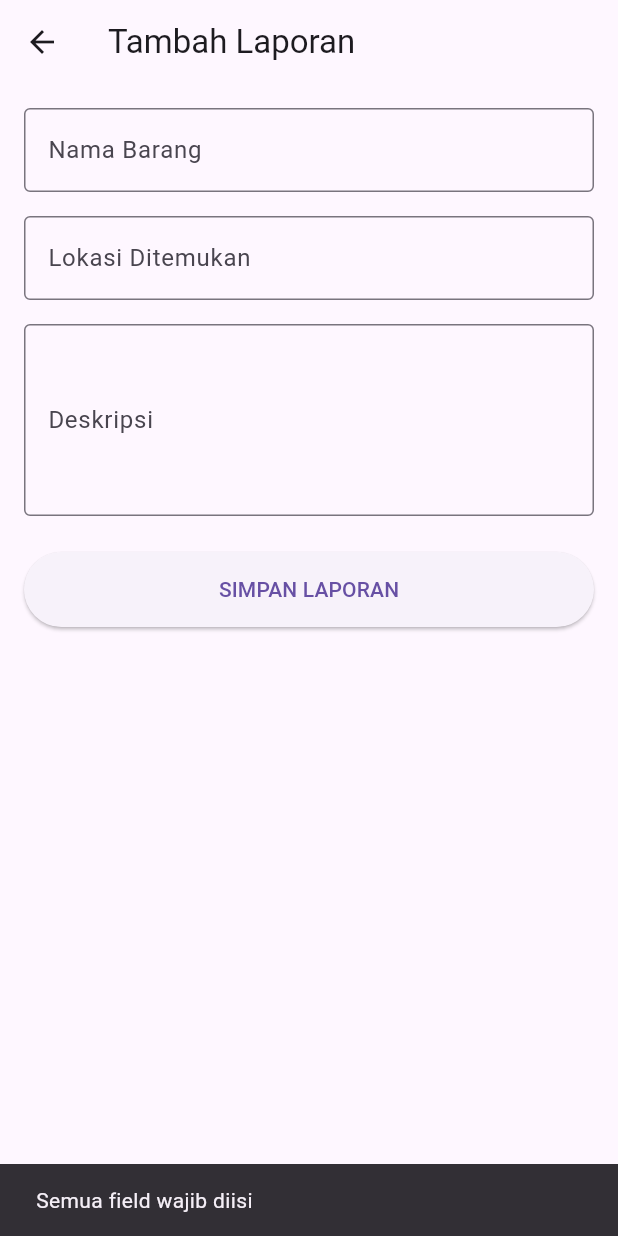
After one commit to rapipp24/lostfound-dragonwaterpark, a Flutter app: the CreateReportScreen screen opened directly, after a tap on "SIMPAN LAPORAN", on a phone screen of 412 x 824 dp. The commit adds this screen. Run offline on Flutter 3.47's test engine with Material 3 defaults, Android fonts, the phone set to English and light mode, and no system bars; our stand-ins replace flutter_dotenv, shared_preferences; accounts and stored records are empty.

Commit message:
feat(mobile): add claim form and create report feature

```diff
--- /dev/null
+++ b/mobile/lib/screens/create_report_screen.dart
@@ -0,0 +1,191 @@
+import 'package:flutter/material.dart';
+
+import '../services/report_service.dart';
+
+class CreateReportScreen extends StatefulWidget {
+  const CreateReportScreen({
+    super.key,
+  });
+
+  @override
+  State<CreateReportScreen> createState() =>
+      _CreateReportScreenState();
+}
+
+class _CreateReportScreenState
+    extends State<CreateReportScreen> {
+
+  final itemController =
+      TextEditingController();
+
+  final locationController =
+      TextEditingController();
+
+  final descriptionController =
+      TextEditingController();
+
+  bool loading = false;
+
+  Future<void> saveReport() async {
+
+    if (itemController.text.isEmpty ||
+        locationController.text.isEmpty ||
+        descriptionController.text.isEmpty) {
+
+      ScaffoldMessenger.of(context)
+          .showSnackBar(
+        const SnackBar(
+          content: Text(
+            "Semua field wajib diisi",
+          ),
+        ),
+      );
+
+      return;
+    }
+
+    try {
+
+      setState(() {
+        loading = true;
+      });
+
+      await ReportService.createReport(
+        itemController.text,
+        locationController.text,
+        descriptionController.text,
+      );
+
+      if (!mounted) return;
+
+      ScaffoldMessenger.of(context)
+          .showSnackBar(
+        const SnackBar(
+          content: Text(
+            "Laporan berhasil dibuat",
+          ),
+        ),
+      );
+
+      Navigator.pop(
+        context,
+      );
+
+    } catch (e) {
+
+      ScaffoldMessenger.of(context)
+          .showSnackBar(
+        SnackBar(
+          content: Text(
+            e.toString(),
+          ),
+        ),
+      );
+
+    } finally {
+
+      setState(() {
+        loading = false;
+      });
+    }
+  }
+
+  @override
+  Widget build(BuildContext context) {
+
+    return Scaffold(
+      appBar: AppBar(
+        title: const Text(
+          "Tambah Laporan",
+        ),
+      ),
+
+      body: SingleChildScrollView(
+        padding:
+            const EdgeInsets.all(16),
+
+        child: Column(
+          children: [
+
+            TextField(
+              controller:
+                  itemController,
+
+              decoration:
+                  const InputDecoration(
+                labelText:
+                    "Nama Barang",
+
+                border:
+                    OutlineInputBorder(),
+              ),
+            ),
+
+            const SizedBox(
+              height: 16,
+            ),
+
+            TextField(
+              controller:
+                  locationController,
+
+              decoration:
+                  const InputDecoration(
+                labelText:
+                    "Lokasi Ditemukan",
+
+                border:
+                    OutlineInputBorder(),
+              ),
+            ),
+
+            const SizedBox(
+              height: 16,
+            ),
+
+            TextField(
+              controller:
+                  descriptionController,
+
+              maxLines: 4,
+
+              decoration:
+                  const InputDecoration(
+                labelText:
+                    "Deskripsi",
+
+                border:
+                    OutlineInputBorder(),
+              ),
+            ),
+
+            const SizedBox(
+              height: 24,
+            ),
+
+            SizedBox(
+              width:
+                  double.infinity,
+
+              height: 50,
+
+              child:
+                  ElevatedButton(
+                onPressed:
+                    loading
+                        ? null
+                        : saveReport,
+
+                child: loading
+                    ? const CircularProgressIndicator()
+                    : const Text(
+                        "SIMPAN LAPORAN",
+                      ),
+              ),
+            ),
+          ],
+        ),
+      ),
+    );
+  }
+}
--- a/mobile/lib/screens/login_screen.dart
+++ b/mobile/lib/screens/login_screen.dart
@@ -63,6 +63,11 @@ class _LoginScreenState
       await prefs.setBool(
         "isLoggedIn",
         true,
+      );
+
+      await prefs.setString(
+        "token",
+         result["access_token"] ?? "",
       );
 
       await prefs.setString(
```
Also changed, not shown: mobile/lib/screens/reports_screen.dart (+18 -1 lines), mobile/lib/services/report_service.dart (+43 -3 lines).
